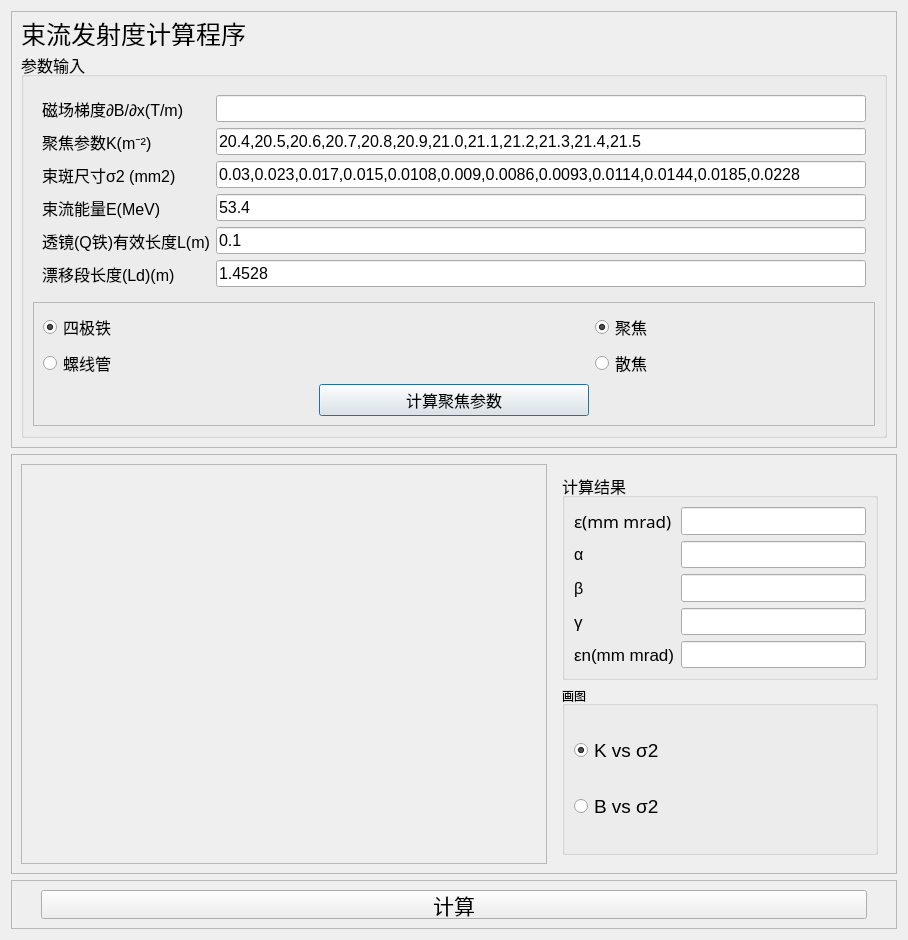
First picture: the form in ui/main_dlg.ui, repository wzmsykk/EMIT_PROG, before the edit.
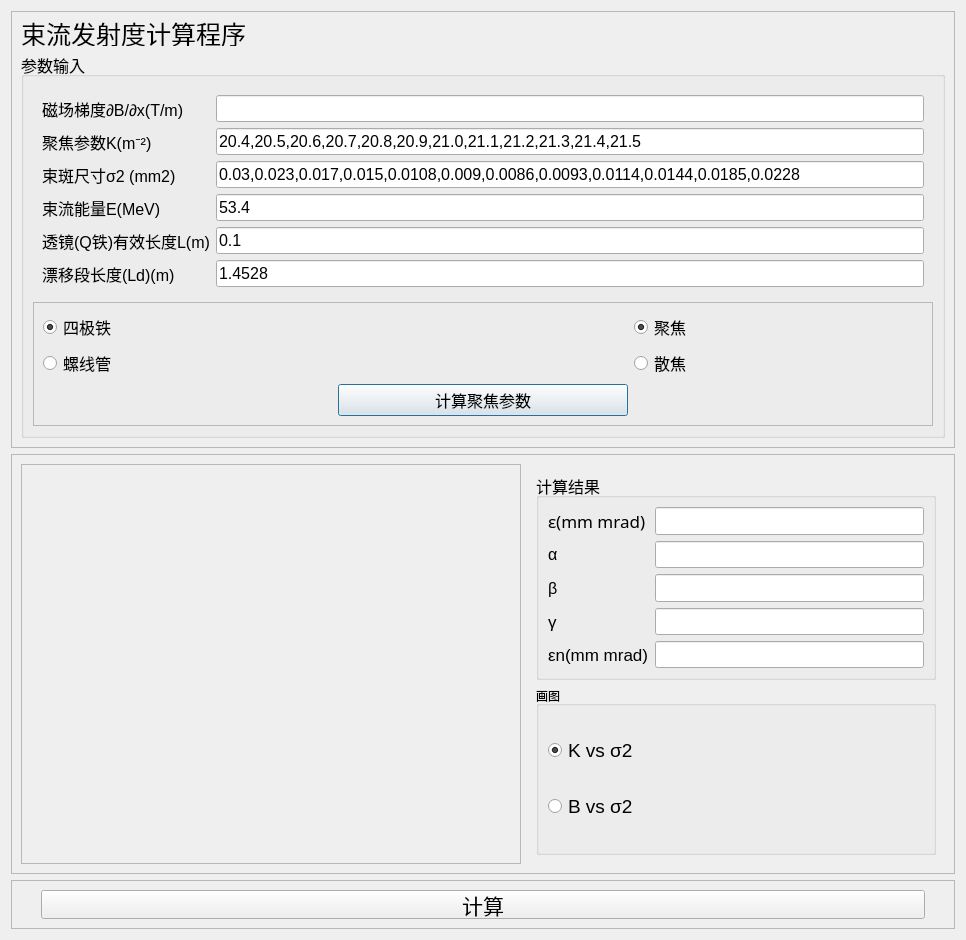
Second picture: the form after the edit.

The edit to the form file:
```diff
--- a/ui/main_dlg.ui
+++ b/ui/main_dlg.ui
@@ -6,7 +6,7 @@
    <rect>
     <x>0</x>
     <y>0</y>
-    <width>908</width>
+    <width>966</width>
     <height>868</height>
    </rect>
   </property>
@@ -271,18 +271,12 @@
       </item>
       <item>
        <widget class="QWidget" name="widget_2" native="true">
-        <property name="maximumSize">
-         <size>
-          <width>334</width>
-          <height>16777215</height>
-         </size>
-        </property>
         <layout class="QVBoxLayout" name="verticalLayout_4">
          <item>
           <widget class="QGroupBox" name="groupBox_2">
            <property name="minimumSize">
             <size>
-             <width>250</width>
+             <width>300</width>
              <height>0</height>
             </size>
            </property>
```
